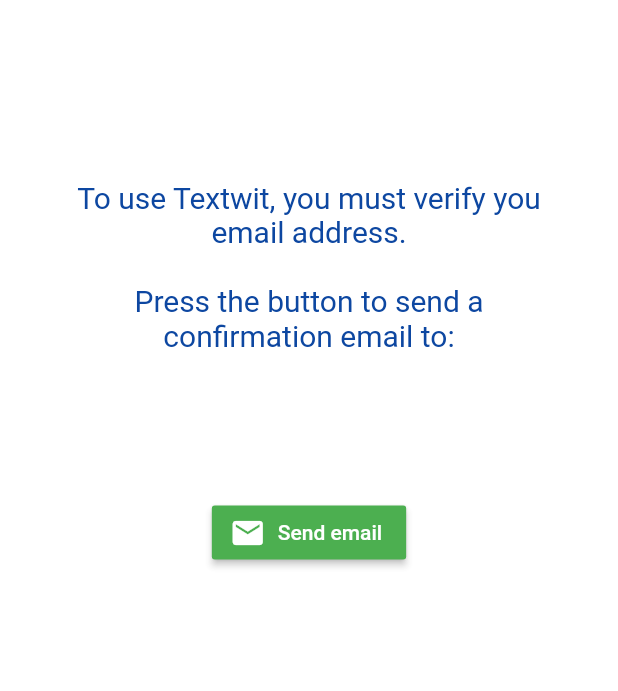
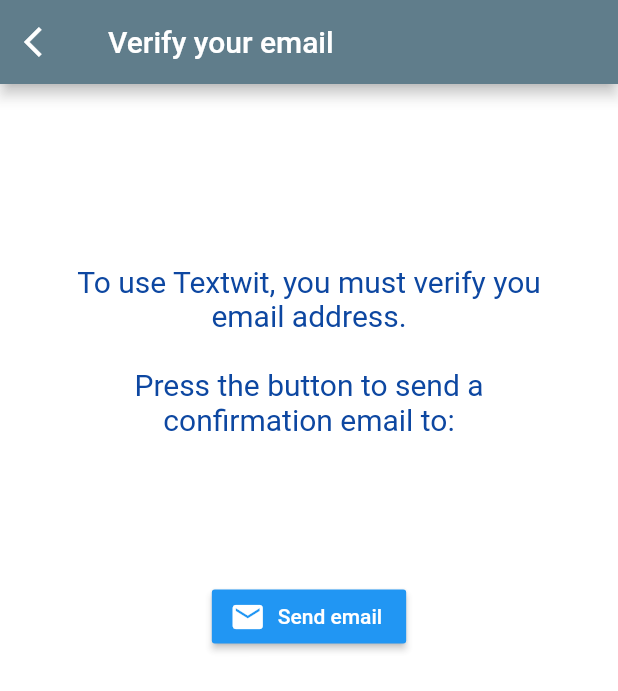
Before and after one commit to ValentinVignal/Nitwixt, a Flutter app: the VerifyEmail screen opened directly, on a phone screen of 412 x 824 dp. Shown: the top 691 px of the screen. Run offline on Flutter 3.47's test engine with Material 2 defaults, Android fonts, the phone set to English and light mode, and no system bars; our stand-ins replace cloud_firestore, firebase_auth, flutter_spinkit, slider_button; missing offline and left inert: dart:ffi, flutter_password_strength; accounts and stored records are empty.

Commit message:
Create the record only when the email is verified and username is entered

```diff
--- a/lib/models/user.dart
+++ b/lib/models/user.dart
@@ -3,13 +3,12 @@ import 'package:textwit/models/user_public.dart';
 
 // Public user
 class User {
-
   // * -------------------- Attributes --------------------
 
-  final String id;    // The id of the user
-  String username;    // The username of the user
-  String name;      // The name to display
-  Map<String, ChatPublic> chats = new Map();    // The list of chats of the user
+  final String id; // The id of the user
+  String username = ''; // The username of the user
+  String name = 'New User'; // The name to display
+  Map<String, ChatPublic> chats = new Map(); // The list of chats of the user
 
   // * -------------------- Constructor --------------------
 
@@ -24,7 +23,6 @@ class User {
   // * -------------------- Link with firebase database  --------------------
 
   Map<String, Object> toFirebaseObject() {
-
     Map<String, Object> firebaseObject = Map<String, Object>();
 
     firebaseObject['username'] = this.username;
@@ -38,16 +36,22 @@ class User {
     return firebaseObject;
   }
 
-  User.fromFirebaseObject(String id, Map firebaseObject):
-      id = id,
-      username = firebaseObject['username'] {
-    this.name = firebaseObject.containsKey('name') ? firebaseObject['name'] : 'Unknown name';
-    this.chats = firebaseObject.containsKey('chats') ?
-        firebaseObject['chats'].map<String, ChatPublic>((key, chat) {
-          String key_ = key;
-          return MapEntry(key_, ChatPublic.fromFirebaseObject(key, chat));
-        }):
-        Map<String, ChatPublic>();
+  User.fromFirebaseObject(String id, Map firebaseObject) : id = id {
+    if (firebaseObject != null) {
+      this.username = firebaseObject.containsKey('username') ? firebaseObject['username'] : '';
+      this.name = firebaseObject.containsKey('name') ? firebaseObject['name'] : '';
+      this.chats = firebaseObject.containsKey('chats')
+          ? firebaseObject['chats'].map<String, ChatPublic>((key, chat) {
+              String key_ = key;
+              return MapEntry(key_, ChatPublic.fromFirebaseObject(key, chat));
+            })
+          : Map<String, ChatPublic>();
+    }
   }
 
+  User.empty() : id = '';
+
+  bool isEmpty() {
+    return this.username == null || this.username.isEmpty;
+  }
 }
--- a/lib/screens/authenticate/verify_email.dart
+++ b/lib/screens/authenticate/verify_email.dart
@@ -1,7 +1,7 @@
 import 'package:flutter/material.dart';
 import 'package:provider/provider.dart';
 import 'package:textwit/models/models.dart' as models;
-import 'package:textwit/services/auth.dart';
+import 'package:textwit/services/auth.dart' as auth;
 import 'package:textwit/shared/loading.dart';
 
 class VerifyEmail extends StatefulWidget {
@@ -10,15 +10,16 @@ class VerifyEmail extends StatefulWidget {
 }
 
 class _VerifyEmailState extends State<VerifyEmail> {
-
   TextStyle textStyle = TextStyle(
     fontSize: 20.0,
-
   );
 
   String buttonMessage = 'Send email';
   bool result;
   bool isProcessing = false;
+  bool isEmailSent = false;
+
+  auth.AuthService _auth = auth.AuthService();
 
   @override
   Widget build(BuildContext context) {
@@ -26,6 +27,17 @@ class _VerifyEmailState extends State<VerifyEmail> {
 
     return Scaffold(
       backgroundColor: Colors.white70,
+      appBar: AppBar(
+        backgroundColor: Colors.blueGrey,
+        leading: IconButton(
+          icon: Icon(
+            Icons.arrow_back_ios,
+            color: Colors.white,
+          ),
+          onPressed: () => _auth.signOut(),
+        ),
+        title: Text('Verify your email'),
+      ),
       body: Container(
         padding: EdgeInsets.symmetric(vertical: 20.0, horizontal: 50),
         child: Column(
@@ -36,14 +48,16 @@ class _VerifyEmailState extends State<VerifyEmail> {
               style: textStyle.copyWith(color: Colors.blue[900]),
               textAlign: TextAlign.center,
             ),
-            SizedBox(height: 50.0,),
+            SizedBox(
+              height: 50.0,
+            ),
             RaisedButton.icon(
               onPressed: () async {
                 setState(() {
                   isProcessing = true;
                   result = null;
                 });
-                String res = await AuthEmailPassword().sendConfirmationEmail();
+                Object res = await auth.AuthEmailPassword().sendConfirmationEmail();
                 setState(() {
                   isProcessing = false;
                 });
@@ -52,6 +66,7 @@ class _VerifyEmailState extends State<VerifyEmail> {
                   setState(() {
                     buttonMessage = 'Send email again';
                     result = true;
+                    isEmailSent = true;
                   });
                 } else {
                   setState(() {
@@ -59,19 +74,68 @@ class _VerifyEmailState extends State<VerifyEmail> {
                     result = false;
                   });
                 }
-
               },
               icon: Icon(Icons.email, color: Colors.white),
               label: Text(buttonMessage, style: TextStyle(color: Colors.white)),
-              color: Colors.green,
+              color: Colors.blue,
             ),
-            SizedBox(height: 20.0,),
-            result == true ? Text('An email has been sent', style: textStyle.copyWith(color: Colors.green), textAlign: TextAlign.center,) : Container(height: 0.0,),
-            result == true ? Icon(Icons.check, color: Colors.green,) : Container(height: 0.0,),
-            result == false ? Text('We couldn\'t send an email...', style: textStyle.copyWith(color: Colors.red)) : Container(height: 0.0,),
-            result == false ? Icon(Icons.clear, color: Colors.red,) : Container(height: 0.0,),
-            SizedBox(height: 20.0,),
-            isProcessing ? Loading() : Container(height: 0.0,),
+            SizedBox(
+              height: 20.0,
+            ),
+            result == true
+                ? Text(
+                    'An email has been sent',
+                    style: textStyle.copyWith(color: Colors.green),
+                    textAlign: TextAlign.center,
+                  )
+                : Container(
+                    height: 0.0,
+                  ),
+            result == true
+                ? Icon(
+                    Icons.check,
+                    color: Colors.green,
+                  )
+                : Container(
+                    height: 0.0,
+                  ),
+            result == false
+                ? Text('We couldn\'t send an email...', style: textStyle.copyWith(color: Colors.red))
+                : Container(
+                    height: 0.0,
+                  ),
+            result == false
+                ? Icon(
+                    Icons.clear,
+                    color: Colors.red,
+                  )
+                : Container(
+                    height: 0.0,
+                  ),
+            SizedBox(
+              height: 20.0,
+            ),
+            isEmailSent
+                ? RaisedButton.icon(
+                    onPressed: () => _auth.signOut(),
+                    icon: Icon(Icons.done, color: Colors.white),
+                    label: Text(
+                      'I have verified my email',
+                      style: TextStyle(color: Colors.white),
+                    ),
+                    color: Colors.green,
+                  )
+                : Container(
+                    height: 0.0,
+                  ),
+            SizedBox(
+              height: isEmailSent ? 20.0 : 0.0,
+            ),
+            isProcessing
+                ? Loading()
+                : Container(
+                    height: 0.0,
+                  ),
           ],
         ),
       ),
--- a/lib/services/auth.dart
+++ b/lib/services/auth.dart
@@ -8,7 +8,6 @@ class AuthService {
 
   // Create user obj based on FirebaseUser
   UserAuth _userFromFirebaseUser(FirebaseUser user) {
-    print('user $user');
     return user != null
       ? UserAuth(
           id: user.uid,
@@ -60,7 +59,7 @@ class AuthEmailPassword extends AuthService {
       FirebaseUser user = result.user;
 
       // create a new document for the with the uid
-      await DatabaseUser.createEmptyUser(id: user.uid);
+//      await DatabaseUser.createEmptyUser(id: user.uid);
       return _userFromFirebaseUser(user);
     } catch (e) {
       print(e.toString());
```
Also changed, not shown: lib/screens/home/home.dart (+1 -74 lines), lib/screens/home/new_chat_dialog.dart (added, +79 -0 lines), lib/screens/home/set_username.dart (+12 -1 lines), lib/screens/home/user_provider.dart (+5 -3 lines), lib/services/database/database_user.dart (+24 -7 lines).
